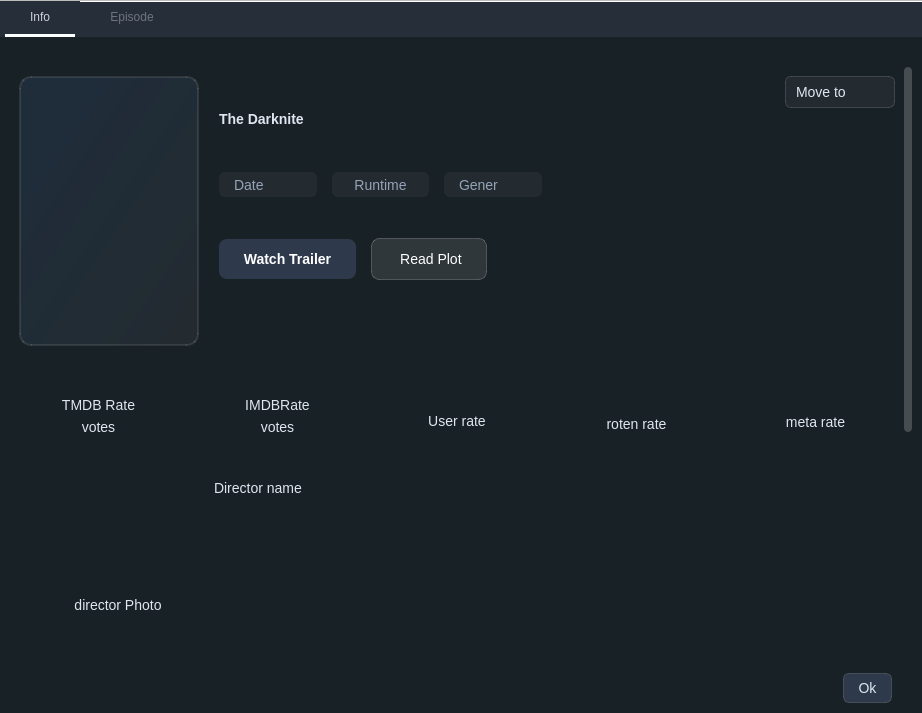
Above: resources/ui/show_ui.ui from a8392280-web/libirary_GUI before the change. Below: the same form after it.
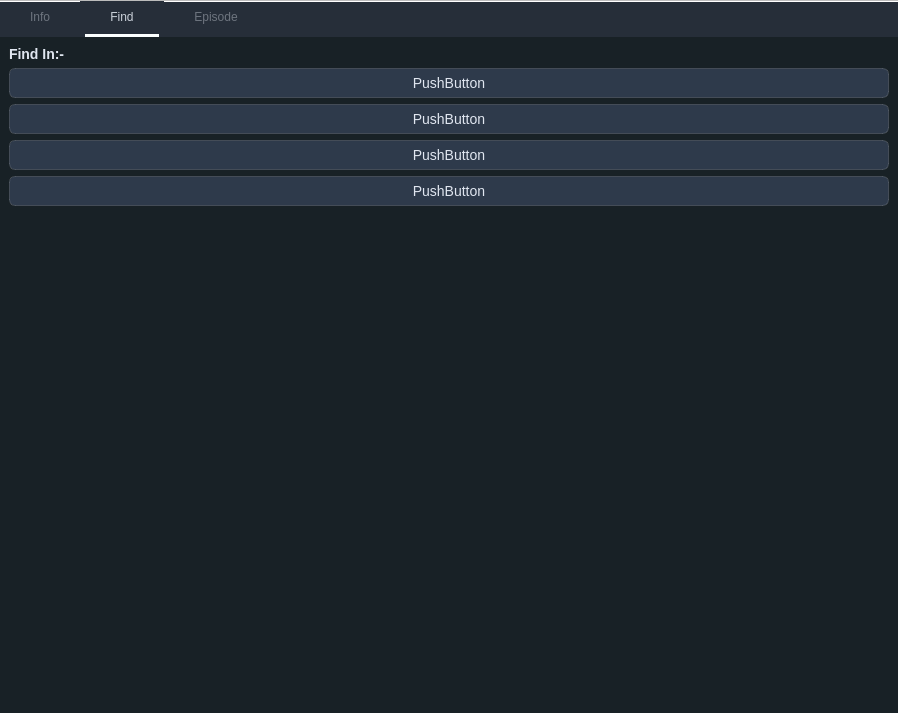
That is the form after the change. The open tabs and pages were chosen to show the change. Icons and pictures are not drawn.

```diff
--- a/resources/ui/show_ui.ui
+++ b/resources/ui/show_ui.ui
@@ -6,7 +6,7 @@
    <rect>
     <x>0</x>
     <y>0</y>
-    <width>922</width>
+    <width>898</width>
     <height>713</height>
    </rect>
   </property>
@@ -37,7 +37,8 @@
 QWidget#scroll_content, 
 QWidget#info_scrollarea,
 QWidget#scroll_content_2, 
-QWidget#info_scrollarea_2 {
+QWidget#info_scrollarea_2,
+QListWidget#ep_list_widget {
     background-color: #182126;
     border: none;
 }
@@ -289,31 +290,6 @@
        <property name="spacing">
         <number>0</number>
        </property>
-       <item row="0" column="0" rowspan="2">
-        <widget class="QStackedWidget" name="stackedWidget">
-         <property name="styleSheet">
-          <string notr="true"/>
-         </property>
-         <property name="currentIndex">
-          <number>0</number>
-         </property>
-         <widget class="QWidget" name="show_widget">
-          <layout class="QGridLayout" name="gridLayout_2">
-           <property name="leftMargin">
-            <number>0</number>
-           </property>
-           <property name="topMargin">
-            <number>0</number>
-           </property>
-           <property name="rightMargin">
-            <number>0</number>
-           </property>
-           <property name="bottomMargin">
-            <number>0</number>
-           </property>
-           <property name="spacing">
-            <number>0</number>
-           </property>
            <item row="1" column="0">
             <layout class="QHBoxLayout" name="horizontalLayout">
              <property name="spacing">
@@ -366,7 +342,7 @@
                <rect>
                 <x>0</x>
                 <y>0</y>
-                <width>894</width>
+            <width>870</width>
                 <height>1004</height>
                </rect>
               </property>
@@ -1091,7 +1067,73 @@
            </item>
           </layout>
          </widget>
-        </widget>
+     <widget class="QWidget" name="tab_3">
+      <attribute name="title">
+       <string>Find</string>
+      </attribute>
+      <layout class="QGridLayout" name="gridLayout_2">
+       <item row="0" column="0">
+        <layout class="QVBoxLayout" name="verticalLayout_4">
+         <item>
+          <widget class="QLabel" name="label">
+           <property name="font">
+            <font>
+             <family>Nirmala UI</family>
+             <pointsize>-1</pointsize>
+             <bold>true</bold>
+            </font>
+           </property>
+           <property name="text">
+            <string>Find In:-</string>
+           </property>
+          </widget>
+         </item>
+         <item>
+          <layout class="QVBoxLayout" name="verticalLayout_3">
+           <item>
+            <widget class="QPushButton" name="find_button_1">
+             <property name="text">
+              <string>PushButton</string>
+             </property>
+            </widget>
+           </item>
+           <item>
+            <widget class="QPushButton" name="find_button_2">
+             <property name="text">
+              <string>PushButton</string>
+             </property>
+            </widget>
+           </item>
+           <item>
+            <widget class="QPushButton" name="find_button_3">
+             <property name="text">
+              <string>PushButton</string>
+             </property>
+            </widget>
+           </item>
+           <item>
+            <widget class="QPushButton" name="find_button_4">
+             <property name="text">
+              <string>PushButton</string>
+             </property>
+            </widget>
+           </item>
+           <item>
+            <spacer name="verticalSpacer_2">
+             <property name="orientation">
+              <enum>Qt::Orientation::Vertical</enum>
+             </property>
+             <property name="sizeHint" stdset="0">
+              <size>
+               <width>20</width>
+               <height>40</height>
+              </size>
+             </property>
+            </spacer>
+           </item>
+          </layout>
+         </item>
+        </layout>
        </item>
       </layout>
      </widget>
```
Left out of the diff: 53 changed lines with no effect on the pictures. Lines whose indentation alone changed are shown as unchanged.
